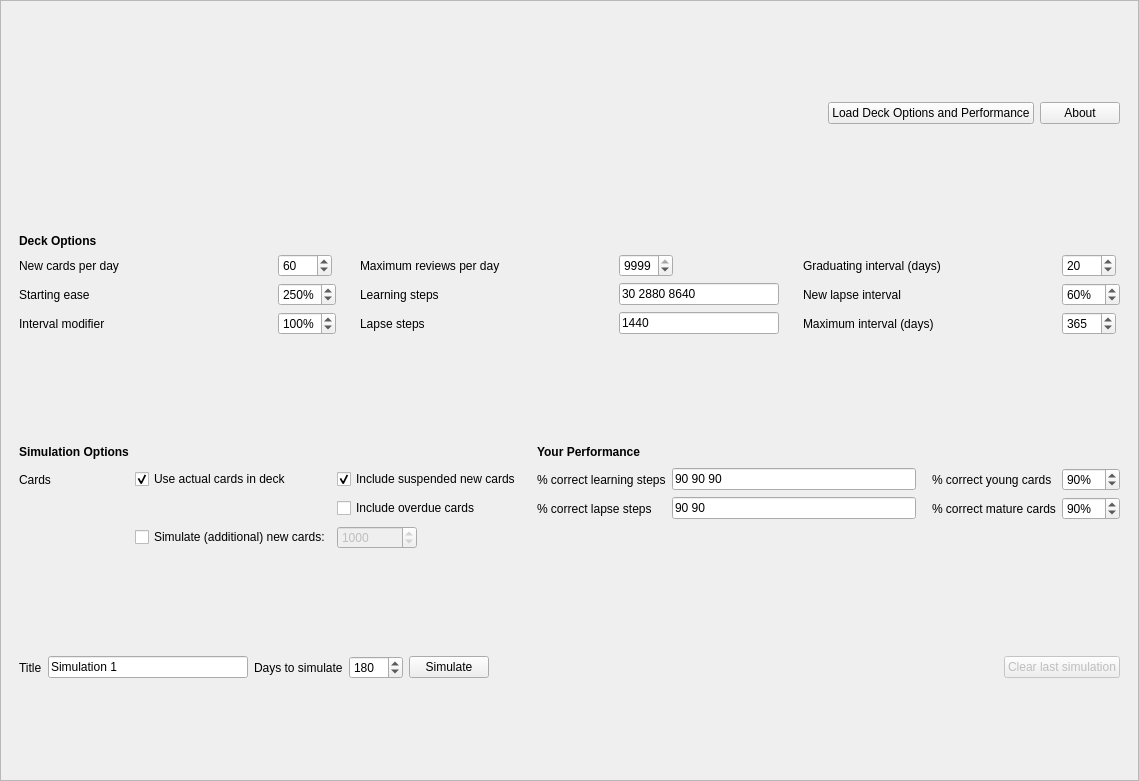
First picture: the form in designer/anki_simulator_dialog.ui, repository giovannihenriksen/Anki-Simulator, before the edit.
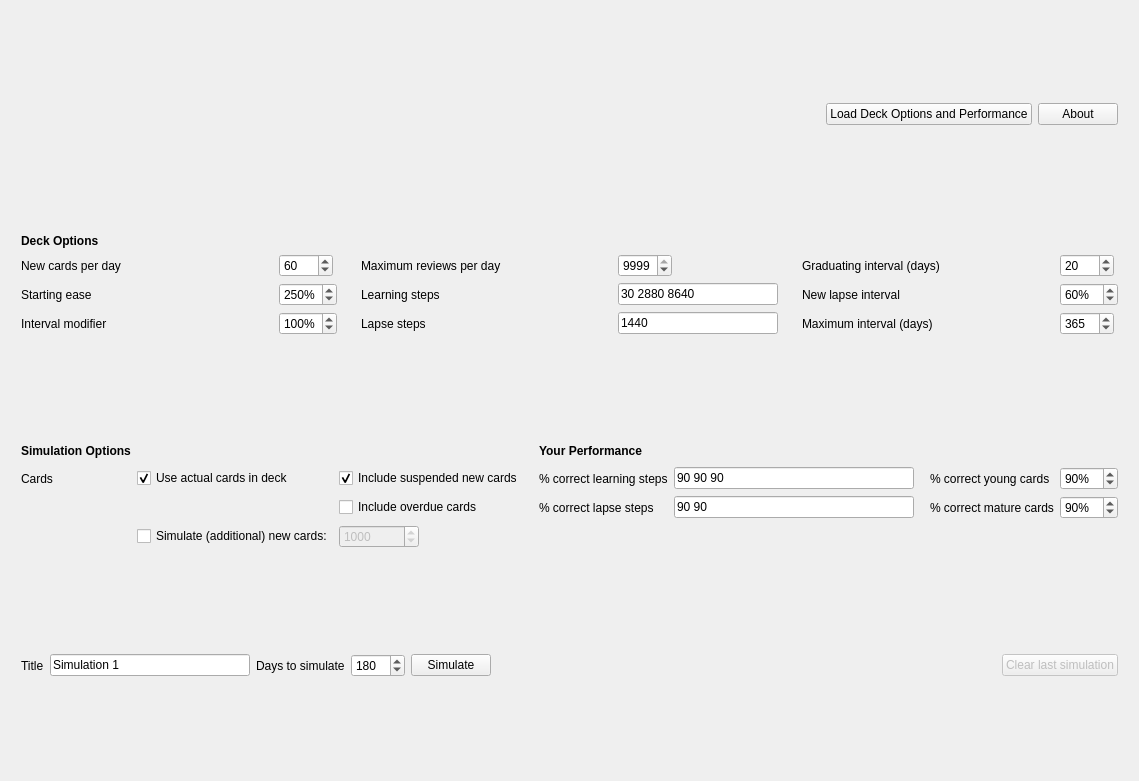
Second picture: the form after the edit.

Commit message:
Remove scrolling on simulator dialog
Accidentally pushed an update to the UI yesterday that makes the whole screen scrollable. This reverses it. (Not needed at this point, maybe in the future if more graphs are added)

Patch:
```diff
--- a/designer/anki_simulator_dialog.ui
+++ b/designer/anki_simulator_dialog.ui
@@ -13,49 +13,19 @@
   <property name="windowTitle">
    <string>Anki Simulator</string>
   </property>
-  <layout class="QVBoxLayout" name="verticalLayout" stretch="0">
+  <layout class="QVBoxLayout" name="verticalLayout" stretch="0,0,0,0,0">
    <property name="leftMargin">
-    <number>0</number>
+    <number>12</number>
    </property>
    <property name="topMargin">
-    <number>0</number>
+    <number>12</number>
    </property>
    <property name="rightMargin">
-    <number>0</number>
+    <number>12</number>
    </property>
    <property name="bottomMargin">
-    <number>0</number>
+    <number>12</number>
    </property>
-   <item>
-    <widget class="QScrollArea" name="scrollArea">
-     <property name="enabled">
-      <bool>true</bool>
-     </property>
-     <property name="sizePolicy">
-      <sizepolicy hsizetype="Expanding" vsizetype="Expanding">
-       <horstretch>0</horstretch>
-       <verstretch>0</verstretch>
-      </sizepolicy>
-     </property>
-     <property name="minimumSize">
-      <size>
-       <width>1078</width>
-       <height>0</height>
-      </size>
-     </property>
-     <property name="widgetResizable">
-      <bool>true</bool>
-     </property>
-     <widget class="QWidget" name="scrollAreaWidgetContents">
-      <property name="geometry">
-       <rect>
-        <x>0</x>
-        <y>0</y>
-        <width>1137</width>
-        <height>779</height>
-       </rect>
-      </property>
-      <layout class="QVBoxLayout" name="verticalLayout_2">
        <item>
         <widget class="QWidget" name="toolbar" native="true">
          <property name="sizePolicy">
@@ -812,10 +782,6 @@
        </item>
       </layout>
      </widget>
-    </widget>
-   </item>
-  </layout>
- </widget>
  <tabstops>
   <tabstop>simulateButton</tabstop>
   <tabstop>newCardsPerDaySpinbox</tabstop>
```
Left out of the diff: 7 changed lines with no effect on the pictures. Lines whose indentation alone changed are shown as unchanged.
